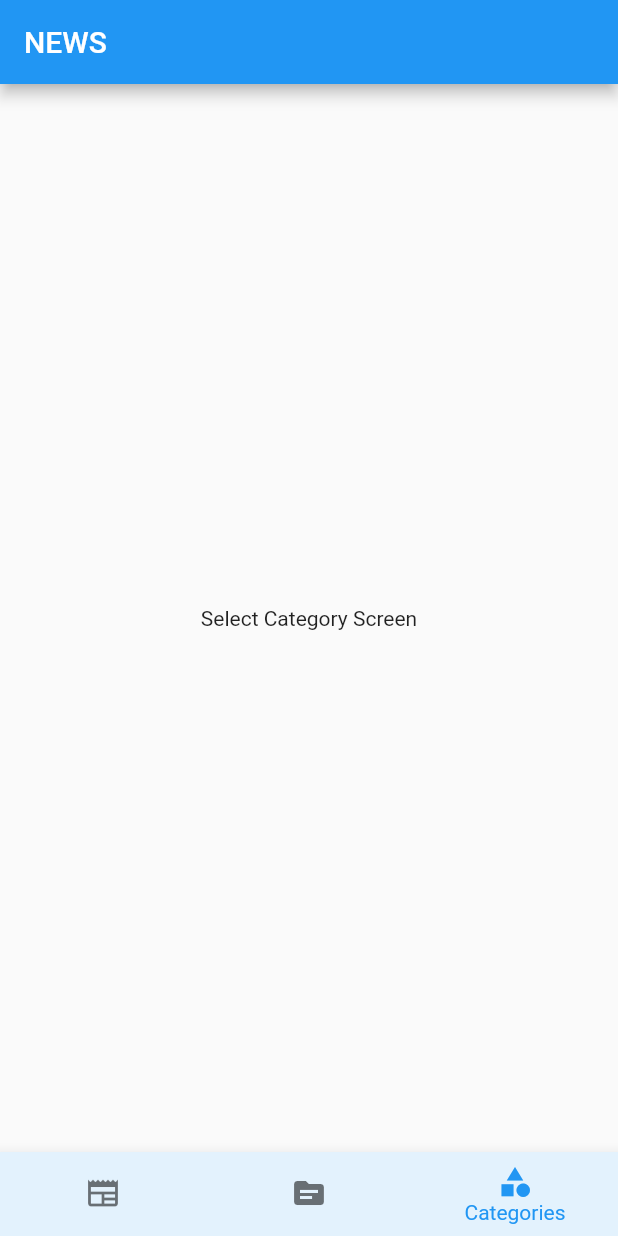
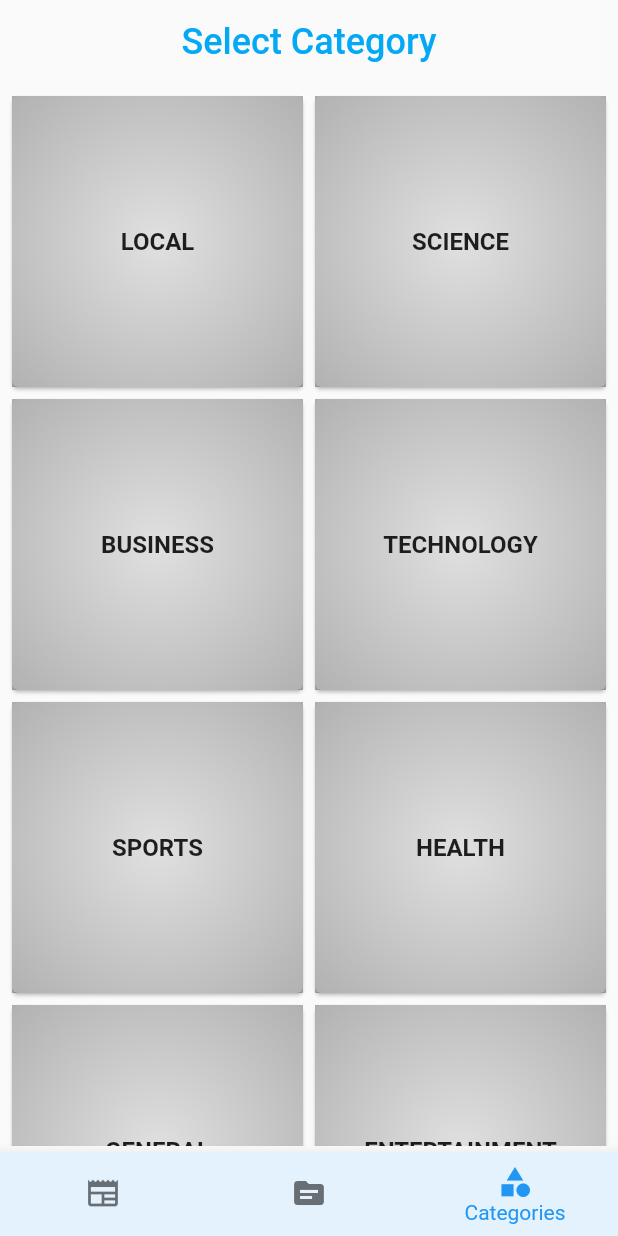
Before and after one commit to Afnan011/NewsWatch, a Flutter app: the screen it shows after launch, item 3 of the bottom bar chosen, on a phone screen of 412 x 824 dp. Run offline on Flutter 3.47's test engine with Material 2 defaults, Android fonts, the phone set to English and light mode, and no system bars; our stand-ins replace animated_splash_screen, cached_network_image, flutter_cache_manager, webview_flutter; network calls fail.

Commit message:
Initial Release. category list updated.

```diff
--- a/lib/controller/fetchNews.dart
+++ b/lib/controller/fetchNews.dart
@@ -6,7 +6,7 @@ import 'package:news_watch/model/newsArticle.dart';
 
 class FetchNews{
 
-   static late String API_KEY = "10c24baf380741cf8cdd984d594426b2";
+   static late String API_KEY = "bd3948c1e60341a1b4c02077e2bf469c";
 
    static List sourcesId = [
      "abc-news",
--- a/lib/main.dart
+++ b/lib/main.dart
@@ -1,5 +1,4 @@
 import 'package:flutter/material.dart';
-import 'package:news_watch/view/home.dart';
 import 'package:news_watch/view/splashScreen.dart';
 import 'package:animated_splash_screen/animated_splash_screen.dart';
 import 'package:news_watch/view/widgets/bottomNav.dart';
@@ -32,7 +31,7 @@ class _MyAppState extends State<MyApp> {
         splashTransition: SplashTransition.fadeTransition,
         // pageTransitionType: ,
         backgroundColor: Colors.black38,
-        nextScreen: BottomNav(),
+        nextScreen: const BottomNav(),
       ),
     );
   }
--- a/lib/model/constant_sources.dart
+++ b/lib/model/constant_sources.dart
@@ -1,48 +1,196 @@
 const List<Map<String, String?>> listOfCategory = [
-  {'name': 'science', 'code': 'science'},
-  {'name': 'business', 'code': 'business'},
-  {'name': 'technology', 'code': 'technology'},
-  {'name': 'sports', 'code': 'sports'},
-  {'name': 'health', 'code': 'health'},
-  {'name': 'general', 'code': 'general'},
-  {'name': 'entertainment', 'code': 'entertainment'},
-  {'name': 'ALL', 'code': null},
+  {
+    'name': 'Local',
+    'code': 'local',
+    'url':
+    'https://puttur.newskarnataka.com/'
+  },
+  {
+    'name': 'science',
+    'code': 'science',
+    'url':
+        'https://news.google.com/topics/CAAqKggKIiRDQkFTRlFvSUwyMHZNRFp0Y1RjU0JXVnVMVWRDR2dKSlRpZ0FQAQ?hl=en-IN&gl=IN&ceid=IN%3Aen'
+  },
+  {
+    'name': 'business',
+    'code': 'business',
+    'url':
+        'https://news.google.com/topics/CAAqKggKIiRDQkFTRlFvSUwyMHZNRGx6TVdZU0JXVnVMVWRDR2dKSlRpZ0FQAQ?hl=en-IN&gl=IN&ceid=IN%3Aen'
+  },
+  {
+    'name': 'technology',
+    'code': 'technology',
+    'url':
+        'https://news.google.com/topics/CAAqKggKIiRDQkFTRlFvSUwyMHZNRGRqTVhZU0JXVnVMVWRDR2dKSlRpZ0FQAQ?hl=en-IN&gl=IN&ceid=IN%3Aen'
+  },
+  {
+    'name': 'sports',
+    'code': 'sports',
+    'url':
+        'https://news.google.com/topics/CAAqKggKIiRDQkFTRlFvSUwyMHZNRFp1ZEdvU0JXVnVMVWRDR2dKSlRpZ0FQAQ?hl=en-IN&gl=IN&ceid=IN%3Aen'
+  },
+  {
+    'name': 'health',
+    'code': 'health',
+    'url':
+        'https://news.google.com/topics/CAAqJQgKIh9DQkFTRVFvSUwyMHZNR3QwTlRFU0JXVnVMVWRDS0FBUAE?hl=en-IN&gl=IN&ceid=IN%3Aen'
+  },
+  {
+    'name': 'general',
+    'code': 'general',
+    'url':
+        'https://news.google.com/topics/CAAqJQgKIh9DQkFTRVFvSUwyMHZNRE55YXpBU0JXVnVMVWRDS0FBUAE?hl=en-IN&gl=IN&ceid=IN%3Aen'
+  },
+  {
+    'name': 'entertainment',
+    'code': 'entertainment',
+    'url':
+        'https://news.google.com/topics/CAAqKggKIiRDQkFTRlFvSUwyMHZNREpxYW5RU0JXVnVMVWRDR2dKSlRpZ0FQAQ?hl=en-IN&gl=IN&ceid=IN%3Aen'
+  },
 ];
+
 const List<Map<String, String>> listOfNewsChannel = [
-  {'name': 'BBC News', 'code': 'bbc-news'},
-  {"name": "The Hindu", "code": "the-hindu"},
-  {'name': 'The Times of India', 'code': 'the-times-of-india'},
-  {'code': 'the-washington-post', 'name': 'The Washington Post'},
-  {'code': 'cnn', 'name': 'cnn'},
-  {'code': 'nbc-news', 'name': 'NBC news'},
-  {'code': 'the-hill', 'name': 'The Hill'},
-  {'code': 'fox-news', 'name': 'Fox News'},
-  {'code': 'engadget', 'name': 'Gadgets News'},
-  {"name": "abc-news", "code": "abc-news"},
-  {"name": "Business News", "code": "business-insider"},
-  {'code': 'politico', 'name': 'politico'},
-  {"name": "Entertainment News", "code": "entertainment-weekly"},
-  {"name": "ESPN", "code": "espn"},
-  {"name": "ESPN - Cricket News", "code": "espn-cric-info"},
-  {"name": "Finance News", "code": "financial-post"},
-  {"name": "Globo", "code": "globo"},
-  {"name": "Google News", "code": "google-news"},
-  {"name": "Google News India", "code": "google-news-in"},
-  {'code': 'reuters', 'name': 'reuters'},
-  {"name": "Medical News", "code": "medical-news-today"},
-  {"name": "National Geographic Channel", "code": "national-geographic"},
-  {"name": "News24", "code": "news24"},
-  {"name": "New Scientist", "code": "new-scientist"},
-  {"name": "New York Magazine", "code": "new-york-magazine"},
-  {"name": "Next Big Thing", "code": "next-big-future"},
-  {"name": "Techdar", "code": "techradar"},
-  {"name": "Wall Street Journal", "code": "the-wall-street-journal"},
-  {"name": "Washington Times", "code": "the-washington-times"},
-  {"name": "USA Today", "code": "usa-today"},
-
-
-
-
-
-
+  {
+    'name': 'Suddi News',
+    'code': 'suddi-puttur',
+    "url": "https://news.suddimahithi.com/puttur/#"
+  },
+  {'name': 'BBC News', 'code': 'bbc-news', "url": "https://www.bbc.com/news"},
+  {
+    "name": "The Hindu",
+    "code": "the-hindu",
+    "url": "https://www.thehindu.com/news/national/karnataka/"
+  },
+  {
+    'name': 'The Times of India',
+    'code': 'the-times-of-india',
+    "url": "https://timesofindia.indiatimes.com/india/karnataka"
+  },
+  {
+    'code': 'the-washington-post',
+    'name': 'Washington Post',
+    "url": "https://www.washingtonpost.com/"
+  },
+  {'code': 'cnn', 'name': 'cnn', "url": "https://edition.cnn.com/"},
+  {'code': 'nbc-news', 'name': 'NBC news', "url": "https://www.nbcnews.com/"},
+  {
+    'code': 'the-hill',
+    'name': 'The Hill',
+    "url": "https://www.thehindu.com/news/national/karnataka/"
+  },
+  {
+    'code': 'fox-news',
+    'name': 'Fox News',
+    "url": "https://www.thehindu.com/news/national/karnataka/"
+  },
+  {
+    'code': 'engadget',
+    'name': 'Gadgets News',
+    "url": "https://www.thehindu.com/news/national/karnataka/"
+  },
+  {
+    "name": "abc-news",
+    "code": "abc-news",
+    "url": "https://www.thehindu.com/news/national/karnataka/"
+  },
+  {
+    "name": "Business News",
+    "code": "business-insider",
+    "url": "https://www.thehindu.com/news/national/karnataka/"
+  },
+  {
+    'code': 'politico',
+    'name': 'politico',
+    "url": "https://www.thehindu.com/news/national/karnataka/"
+  },
+  {
+    "name": "Weekly News",
+    "code": "entertainment-weekly",
+    "url": "https://www.thehindu.com/news/national/karnataka/"
+  },
+  {
+    "name": "ESPN",
+    "code": "espn",
+    "url": "https://www.thehindu.com/news/national/karnataka/"
+  },
+  {
+    "name": "ESPN - Cricket News",
+    "code": "espn-cric-info",
+    "url": "https://www.thehindu.com/news/national/karnataka/"
+  },
+  {
+    "name": "Finance News",
+    "code": "financial-post",
+    "url": "https://www.thehindu.com/news/national/karnataka/"
+  },
+  {
+    "name": "Globo",
+    "code": "globo",
+    "url": "https://www.thehindu.com/news/national/karnataka/"
+  },
+  {
+    "name": "Google News",
+    "code": "google-news",
+    "url": "https://www.thehindu.com/news/national/karnataka/"
+  },
+  {
+    "name": "Google News India",
+    "code": "google-news-in",
+    "url": "https://www.thehindu.com/news/national/karnataka/"
+  },
+  {
+    'code': 'reuters',
+    'name': 'reuters',
+    "url": "https://www.thehindu.com/news/national/karnataka/"
+  },
+  {
+    "name": "Medical News",
+    "code": "medical-news-today",
+    "url": "https://www.thehindu.com/news/national/karnataka/"
+  },
+  {
+    "name": "NAT GEO Channel",
+    "code": "national-geographic",
+    "url": "https://www.thehindu.com/news/national/karnataka/"
+  },
+  {
+    "name": "News24",
+    "code": "news24",
+    "url": "https://www.thehindu.com/news/national/karnataka/"
+  },
+  {
+    "name": "New Scientist",
+    "code": "new-scientist",
+    "url": "https://www.thehindu.com/news/national/karnataka/"
+  },
+  {
+    "name": "New York Magazine",
+    "code": "new-york-magazine",
+    "url": "https://www.thehindu.com/news/national/karnataka/"
+  },
+  {
+    "name": "Next Big Thing",
+    "code": "next-big-future",
+    "url": "https://www.thehindu.com/news/national/karnataka/"
+  },
+  {
+    "name": "Techdar",
+    "code": "techradar",
+    "url": "https://www.thehindu.com/news/national/karnataka/"
+  },
+  {
+    "name": "WS Journal",
+    "code": "the-wall-street-journal",
+    "url": "https://www.thehindu.com/news/national/karnataka/"
+  },
+  {
+    "name": "Washington Times",
+    "code": "the-washington-times",
+    "url": "https://www.thehindu.com/news/national/karnataka/"
+  },
+  {
+    "name": "USA Today",
+    "code": "usa-today",
+    "url": "https://www.thehindu.com/news/national/karnataka/"
+  },
 ];
--- a/lib/view/detailView.dart
+++ b/lib/view/detailView.dart
@@ -46,9 +46,9 @@ class _DetailedViewPageState extends State<DetailedViewPage> {
     return SafeArea(
         child: Scaffold(
             appBar: AppBar(
-              title: Text("NEWS"),
+              title: const Text("NEWS WATCH"),
                 elevation: 0,
-              backgroundColor: Colors.grey,
+              backgroundColor: Colors.black87,
             ),
           body: Stack(
             children: [
--- a/lib/view/home.dart
+++ b/lib/view/home.dart
@@ -27,7 +27,6 @@ class _HomeScreenState extends State<HomeScreen> {
     article = await FetchNews.fetchNews();
 
     setState(() {
-      isLoading = false;
 
       if (article.newsHead == "--" || article.newsContent == "--" || article.newsDesc == "--") {
         print("news head = ${article.newsHead} \n news content = ${article.newsContent} \n Description = ${article.newsDesc}");
@@ -38,7 +37,10 @@ class _HomeScreenState extends State<HomeScreen> {
           articlesList.add(article);
         }
       }
+      isLoading = false;
     });
+
+
   }
 
   @override
@@ -57,7 +59,7 @@ class _HomeScreenState extends State<HomeScreen> {
         itemCount: articlesList.length,
         onPageChanged: (index) {
           setState(() {
-            // getNews();
+            getNews();
             // isLoading = true;
           });
         },
--- a/lib/view/selectCategoryScreen.dart
+++ b/lib/view/selectCategoryScreen.dart
@@ -1,4 +1,7 @@
 import 'package:flutter/material.dart';
+
+import '../model/constant_sources.dart';
+import 'detailView.dart';
 
 class SelectCategoryScreen extends StatelessWidget {
   const SelectCategoryScreen({Key? key}) : super(key: key);
@@ -7,9 +10,58 @@ class SelectCategoryScreen extends StatelessWidget {
   Widget build(BuildContext context) {
     return Scaffold(
       appBar: AppBar(
-        title: Text("NEWS"),
+        elevation: 0,
+        backgroundColor: Colors.transparent,
+        title: const Center(
+          child: Text(
+            "Select Category",
+            style: TextStyle(
+              color: Colors.lightBlue,
+              fontSize: 24,
+            ),
+          ),
+        ),
       ),
-      body: Center(child: Text("Select Category Screen")),
+
+      body: Padding(
+        padding: const EdgeInsets.all(4.0),
+        child: GridView.builder(
+          gridDelegate: const SliverGridDelegateWithFixedCrossAxisCount(crossAxisCount: 2),
+          itemCount: listOfCategory.length,
+          itemBuilder: (context, index) => Card(
+            child: InkWell(
+              onTap: () {
+                String newsUrl = listOfCategory[index]['url']!;
+                Navigator.push(context, MaterialPageRoute(builder: (context) => DetailedViewPage(newsUrl: newsUrl)));
+              },
+              child: Container(
+                decoration: const BoxDecoration(
+                    gradient: RadialGradient(
+                      radius: 1,
+                      colors: [Colors.black12,  Colors.black38],
+                    )),
+
+                child: Center(
+                  child: Text(
+                    listOfCategory[index]['name']!.toUpperCase(),
+                    style: const TextStyle(
+                      fontSize: 16,
+                      fontWeight: FontWeight.bold,
+                    ),
+                  ),
+
+                  // Image.asset("assets/channels/${listOfNewsChannel[index]['code']!}.png",
+                  // fit: BoxFit.cover,
+                  // ),
+
+                ),
+              ),
+            ),
+          ),
+        ),
+      ),
+
+
     );
   }
 }
--- a/pubspec.yaml
+++ b/pubspec.yaml
@@ -51,6 +51,9 @@ dev_dependencies:
   # package. See that file for information about deactivating specific lint
   # rules and activating additional ones.
   flutter_lints: ^2.0.0
+  flutter_launcher_icons: ^0.13.1
+
+
 
 # For information on the generic Dart part of this file, see the
 # following page: https://dart.dev/tools/pub/pubspec
@@ -66,6 +69,7 @@ flutter:
   # To add assets to your application, add an assets section, like this:
   assets:
     - assets/
+    - assets/channels/
   # An image asset can refer to one or more resolution-specific "variants", see
   # https://flutter.dev/assets-and-images/#resolution-aware
 
```
Also changed, not shown: flutter_launcher_icons.yaml (added, +16 -0 lines), lib/view/sourceSreen.dart (+45 -15 lines), lib/view/widgets/newsContainer.dart (+9 -9 lines), assets/app_icon.jpg (added), assets/channels/bbc-news.png (added), assets/channels/the-hindu.png (added), assets/channels/the-times-of-india.png (added), assets/loading2.gif (deleted), assets/loading_icon.gif (deleted), pubspec.lock, 11 other files. Lines whose indentation alone changed are shown as unchanged.
